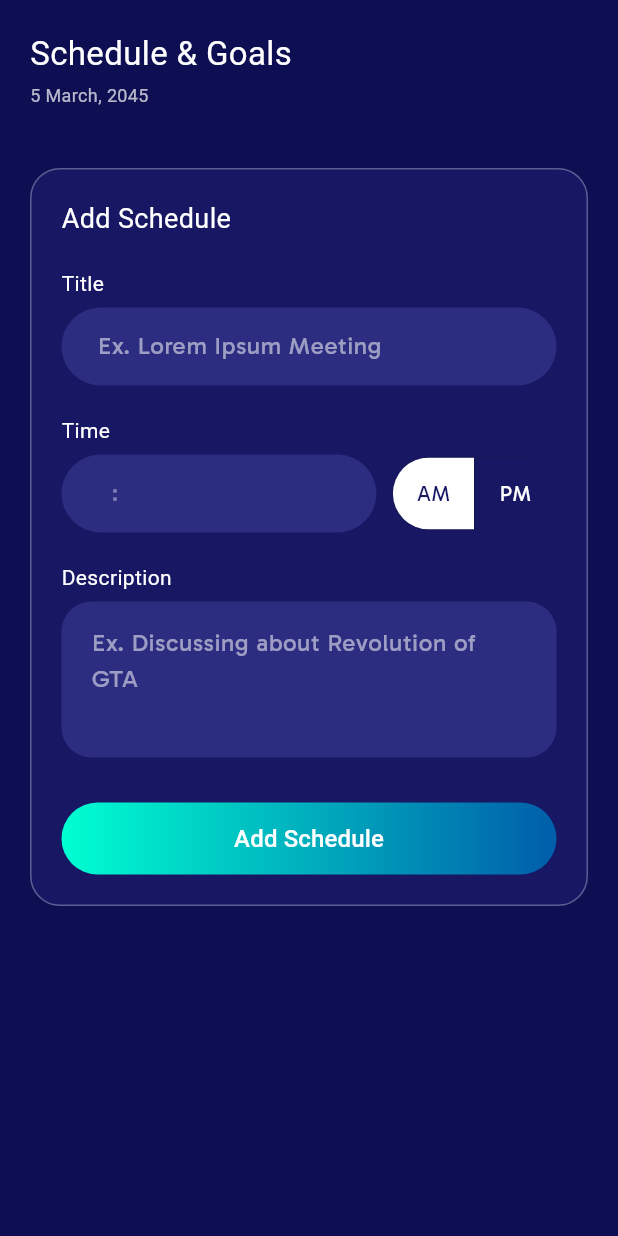
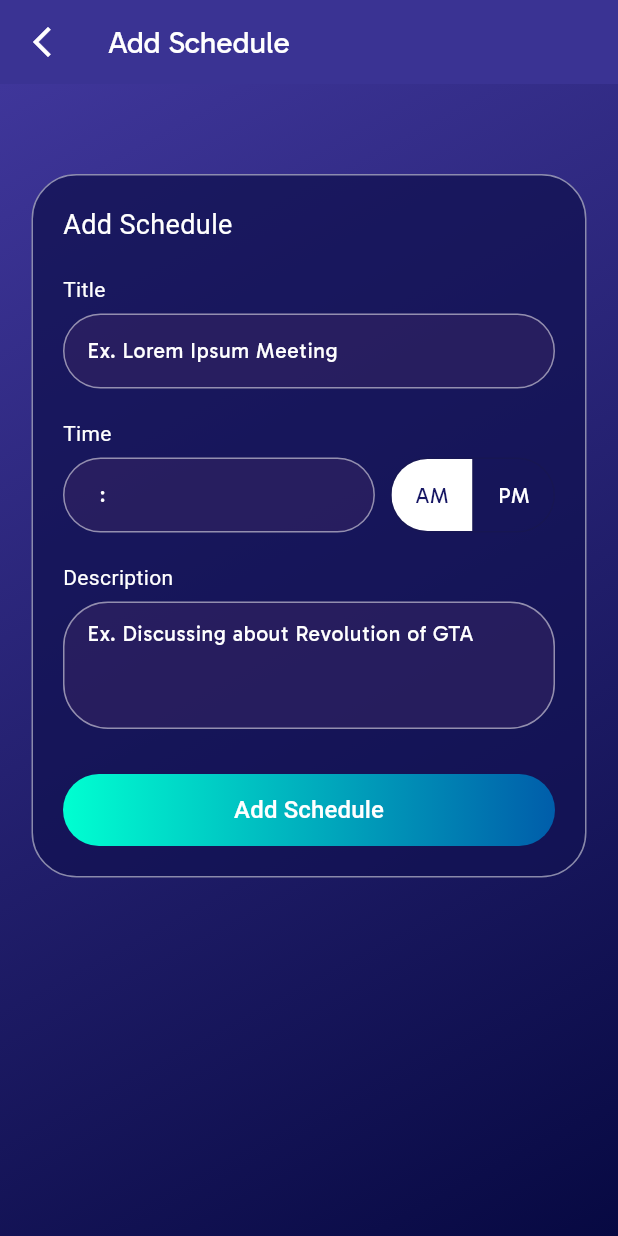
Before and after one commit to queenshafa/goalify-app, a Flutter app: the AddScheduleScreen screen opened by its route, on a phone screen of 412 x 824 dp. Run offline on Flutter 3.47's test engine with Material 3 defaults, Android fonts, the phone set to English and light mode, and no system bars; our stand-ins replace another_carousel_pro, carousel_slider; Roboto replaces fonts that are missing (GabaritoBold, GabaritoMedium, GabaritoSemiBold).

Commit message:
fix: schedule screen container

```diff
--- a/lib/presentasi/screen/add_schedule_screen.dart
+++ b/lib/presentasi/screen/add_schedule_screen.dart
@@ -6,37 +6,52 @@ class AddScheduleScreen extends StatelessWidget {
   @override
   Widget build(BuildContext context) {
     return Scaffold(
-      backgroundColor: const Color(0xFF0E0E52),
-      body: SafeArea(
+      appBar: AppBar(
+        title: const Text(
+          'Add Schedule',
+          style: TextStyle(
+            fontSize: 20,
+            fontFamily: 'Gabarito',
+            fontWeight: FontWeight.w400,
+            color: Colors.white,
+          ),
+        ),
+        backgroundColor: const Color(0xff3A3393),
+        leading: IconButton(
+          icon: const Icon(
+            Icons.arrow_back_ios_new_outlined,
+            color: Colors.white,
+          ),
+          onPressed: () => Navigator.pop(context),
+        ),
+      ),
+      body: Container(
+        alignment: Alignment.center,
+        width: double.infinity,
+        decoration: const BoxDecoration(
+          gradient: LinearGradient(
+            colors: [Color(0xff3F369A), Color(0xff070942)],
+            begin: Alignment.topLeft,
+            end: Alignment.bottomRight,
+          ),
+        ),
+        child: SafeArea(
           child: Padding(
             padding: const EdgeInsets.all(20),
             child: Column(
               crossAxisAlignment: CrossAxisAlignment.start,
               children: [
-              const Text(
-                'Schedule & Goals',
-                style: TextStyle(
-                  fontFamily: 'GabaritoBold',
-                  fontSize: 22,
-                  color: Colors.white,
-                ),
-              ),
-              const SizedBox(height: 4),
-              const Text(
-                '5 March, 2045',
-                style: TextStyle(
-                  fontFamily: 'GabaritoMedium',
-                  fontSize: 12,
-                  color: Colors.white70,
-                ),
-              ),
                 const SizedBox(height: 40),
                 Container(
                   padding: const EdgeInsets.all(20),
+                  width: 370,
                   decoration: BoxDecoration(
-                  color: const Color(0xFF171764),
-                  borderRadius: BorderRadius.circular(20),
-                  border: Border.all(color: Colors.white30),
+                    color: const Color(0xff121253).withOpacity(0.8),
+                    border: Border.all(
+                      color: Colors.white.withOpacity(0.5),
+                      width: 1,
+                    ),
+                    borderRadius: BorderRadius.circular(30),
                   ),
                   child: Column(
                     crossAxisAlignment: CrossAxisAlignment.start,
@@ -59,22 +74,8 @@ class AddScheduleScreen extends StatelessWidget {
                         ),
                       ),
                       const SizedBox(height: 6),
-                    TextField(
-                      style: const TextStyle(color: Colors.white),
-                      decoration: InputDecoration(
+                      const CustomTextField(
                         hintText: 'Ex. Lorem Ipsum Meeting',
-                        hintStyle: const TextStyle(color: Colors.white54),
-                        filled: true,
-                        fillColor: const Color(0xFF2C2C80),
-                        border: OutlineInputBorder(
-                          borderRadius: BorderRadius.circular(30),
-                          borderSide: BorderSide.none,
-                        ),
-                        contentPadding: const EdgeInsets.symmetric(
-                          horizontal: 20,
-                          vertical: 14,
-                        ),
-                      ),
                       ),
                       const SizedBox(height: 20),
                       const Text(
@@ -88,24 +89,8 @@ class AddScheduleScreen extends StatelessWidget {
                       const SizedBox(height: 6),
                       Row(
                         children: [
-                        Expanded(
-                          child: TextField(
-                            style: const TextStyle(color: Colors.white),
-                            decoration: InputDecoration(
-                              hintText: '  :',
-                              hintStyle: const TextStyle(color: Colors.white38),
-                              filled: true,
-                              fillColor: const Color(0xFF2C2C80),
-                              border: OutlineInputBorder(
-                                borderRadius: BorderRadius.circular(30),
-                                borderSide: BorderSide.none,
-                              ),
-                              contentPadding: const EdgeInsets.symmetric(
-                                horizontal: 20,
-                                vertical: 14,
-                              ),
-                            ),
-                          ),
+                          const Expanded(
+                            child: CustomTextField(hintText: '  :'),
                           ),
                           const SizedBox(width: 10),
                           ToggleButtons(
@@ -138,20 +123,9 @@ class AddScheduleScreen extends StatelessWidget {
                         ),
                       ),
                       const SizedBox(height: 6),
-                    TextField(
-                      style: const TextStyle(color: Colors.white),
+                      const CustomTextField(
+                        hintText: 'Ex. Discussing about Revolution of GTA',
                         maxLines: 3,
-                      decoration: InputDecoration(
-                        hintText: 'Ex. Discussing about Revolution of GTA',
-                        hintStyle: const TextStyle(color: Colors.white54),
-                        filled: true,
-                        fillColor: const Color(0xFF2C2C80),
-                        border: OutlineInputBorder(
-                          borderRadius: BorderRadius.circular(20),
-                          borderSide: BorderSide.none,
-                        ),
-                        contentPadding: const EdgeInsets.all(16),
-                      ),
                       ),
                       const SizedBox(height: 30),
                       Center(
@@ -184,6 +158,52 @@ class AddScheduleScreen extends StatelessWidget {
             ),
           ),
         ),
+      ),
     );
   }
 }
+
+class CustomTextField extends StatelessWidget {
+  final String hintText;
+  final bool obscureText;
+  final int maxLines;
+  final TextEditingController? controller;
+
+  const CustomTextField({
+    super.key,
+    required this.hintText,
+    this.obscureText = false,
+    this.maxLines = 1,
+    this.controller,
+  });
+
+  @override
+  Widget build(BuildContext context) {
+    return Container(
+      padding: const EdgeInsets.only(left: 5),
+      decoration: BoxDecoration(
+        color: const Color(0xff372563).withOpacity(0.5),
+        borderRadius: BorderRadius.circular(30),
+        border: Border.all(color: Colors.white.withOpacity(0.5), width: 1),
+      ),
+      child: TextField(
+        controller: controller,
+        obscureText: obscureText,
+        maxLines: maxLines,
+        style: const TextStyle(
+          fontFamily: 'Gabarito',
+          fontSize: 14,
+          fontWeight: FontWeight.w400,
+          color: Colors.white,
+        ),
+        decoration: InputDecoration(
+          hintText: hintText,
+          hintStyle: const TextStyle(color: Colors.white),
+          border: InputBorder.none,
+          contentPadding:
+              const EdgeInsets.symmetric(vertical: 10, horizontal: 10),
+        ),
+      ),
+    );
+  }
+}
```
Lines whose indentation alone changed are shown as unchanged.
